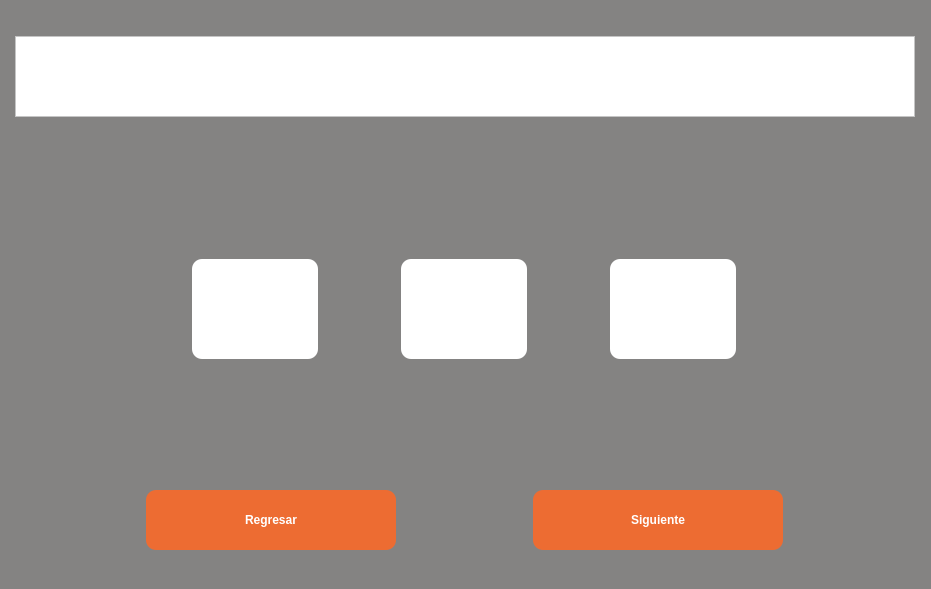
Before: the Qt Designer form SeleccionTemplate.ui in RicarlOz/DiplomaGenerator, drawn with Qt 5.
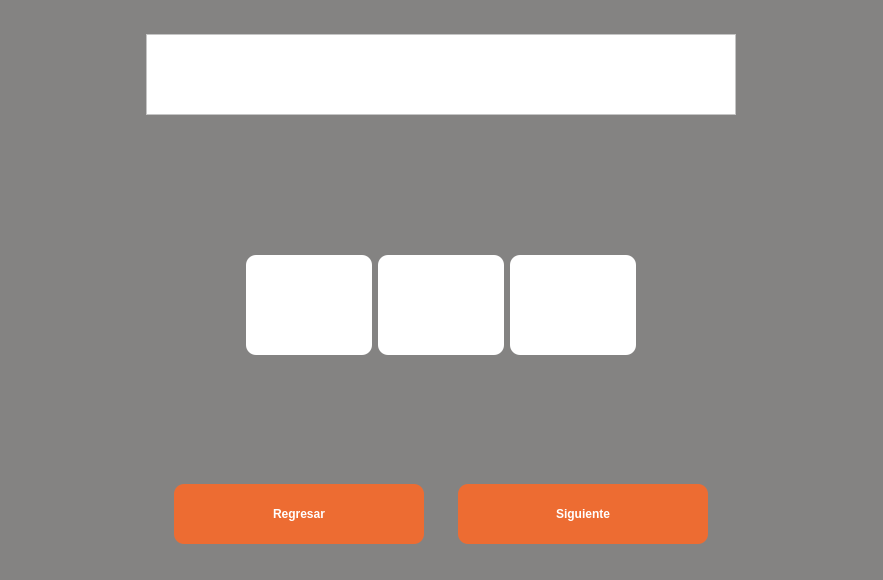
After: the same form once the commit is applied. Icons and pictures are not drawn.

Commit message: SeleccionTemplate icon changes

Diff of the .ui file:
```diff
--- a/SeleccionTemplate.ui
+++ b/SeleccionTemplate.ui
@@ -9,8 +9,8 @@
    <rect>
     <x>0</x>
     <y>0</y>
-    <width>931</width>
-    <height>589</height>
+    <width>883</width>
+    <height>580</height>
    </rect>
   </property>
   <property name="palette">
@@ -579,13 +579,13 @@
          </property>
          <property name="minimumSize">
           <size>
-           <width>800</width>
+           <width>60</width>
            <height>25</height>
           </size>
          </property>
          <property name="maximumSize">
           <size>
-           <width>800</width>
+           <width>600</width>
            <height>25</height>
           </size>
          </property>
@@ -601,6 +601,9 @@
          <property name="text">
           <string/>
          </property>
+         <property name="textFormat">
+          <enum>Qt::PlainText</enum>
+         </property>
          <property name="pixmap">
           <pixmap>Labels.png</pixmap>
          </property>
```
Left out of the diff: 2 changed lines with no effect on the pictures. The commit also changes 5 other files.
